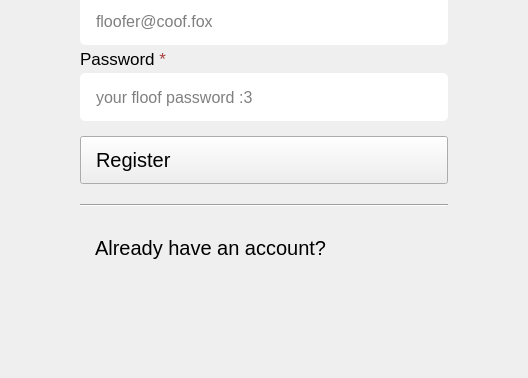
foxocorp/foxogram-desktop, file src/ui/FoxogramSignup.ui: the form before one commit; both pictures show x 286 to 814 and y 272 to 650 of the 1100 by 650 pixel window.
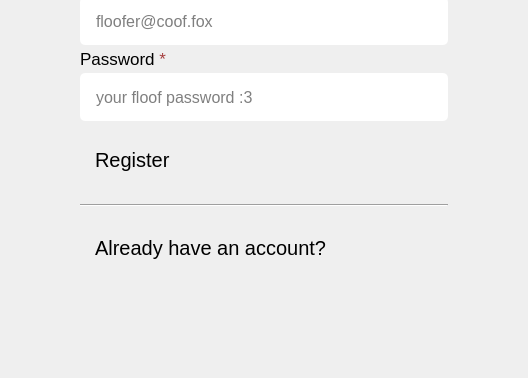
The form after the commit. Icons and pictures are not drawn.

```diff
--- a/src/ui/FoxogramSignup.ui
+++ b/src/ui/FoxogramSignup.ui
@@ -295,7 +295,13 @@
           <string notr="true">color: &quot;#000000&quot;;
 Text-align: left;
 padding-left: 15;
-background-color: &quot;#ececec&quot;;</string>
+padding-right: 14px;
+border-radius: 5;
+background-color: &quot;#ececec&quot;;
+background-image: url(:/assets/arrow.forward.svg);
+background-repeat: no-repeat;
+background-position: center right;
+background-origin: content;</string>
          </property>
          <property name="text">
           <string>Register</string>
```
Left out of the diff: 13 changed lines with no effect on the pictures.
